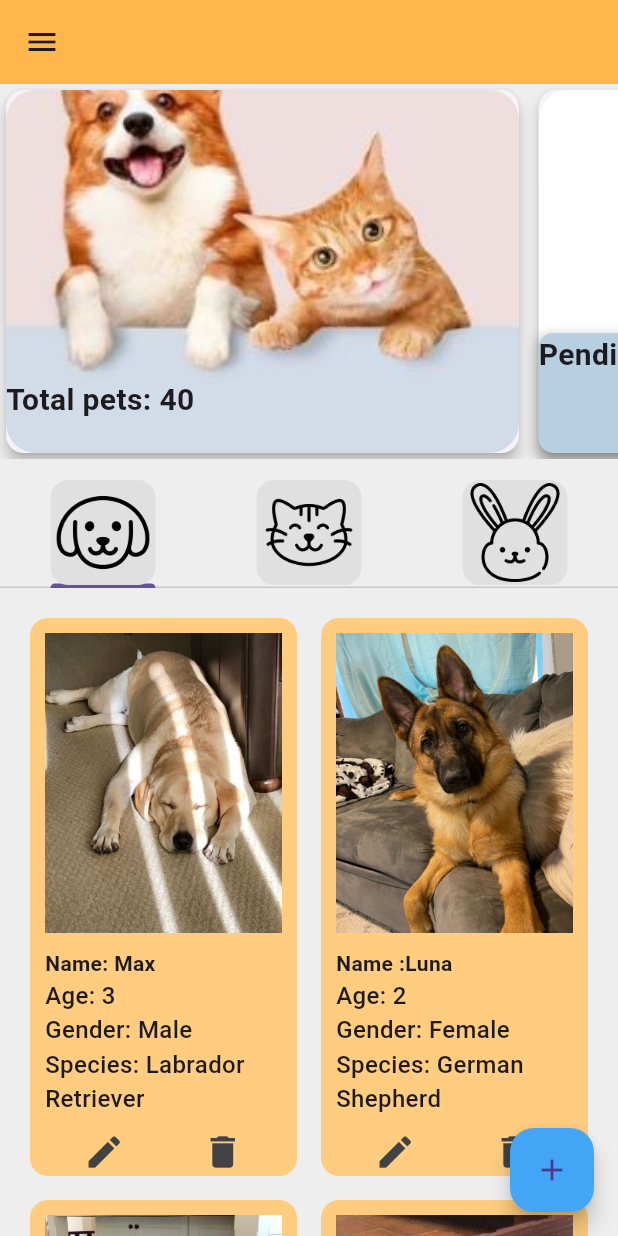
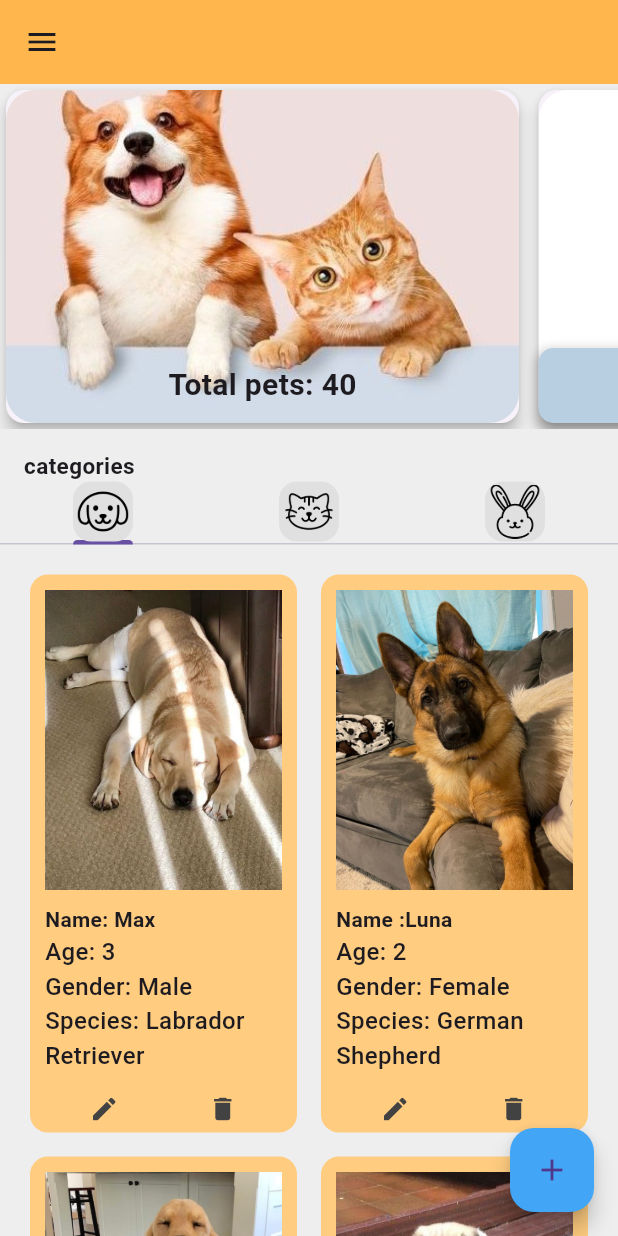
Before and after one commit to kalkidanteklay/flutter-2024-proj, a Flutter app: the screen it shows after launch, on a phone screen of 412 x 824 dp. Run offline on Flutter 3.47's test engine with Material 3 defaults, Android fonts, the phone set to English and light mode, and no system bars.

```diff
--- a/flutter_pet_pal/lib/presentation/screens/admin.dart
+++ b/flutter_pet_pal/lib/presentation/screens/admin.dart
@@ -3,7 +3,7 @@ import 'FormScreen.dart';
 import 'package:flutter_pet_pal/presentation/widgets/admin_tabs/admin_bunny_tab.dart';
 import 'package:flutter_pet_pal/presentation/widgets/admin_tabs/admin_cats_tab.dart';
 import 'package:flutter_pet_pal/presentation/widgets/admin_tabs/admin_dogs_tab.dart';
-import 'package:flutter_pet_pal/presentation/widgets/my_tab.dart';
+import 'package:flutter_pet_pal/presentation/widgets/admin_tab.dart';
 
 void main() {
   runApp(const MaterialApp(
@@ -87,7 +87,7 @@ class _AdminPageState extends State<AdminPage> {
         children: [
        Container(
       width: 350,
-                    height: 250,
+                    height: 230,
                     child: Card(
                       elevation: 4.0,
                       child: Stack(
@@ -98,22 +98,24 @@ class _AdminPageState extends State<AdminPage> {
                             decoration: BoxDecoration(
                               borderRadius: BorderRadius.circular(20.0),
                               image: const DecorationImage(
-                                image: AssetImage('lib/images/cat5.jpg'),
+                                image: AssetImage('lib/images/totals.jpg'),
                                 fit: BoxFit.cover,
+                                alignment: Alignment.topCenter,
                               ),
                             ),
                             alignment: Alignment.bottomCenter,
                           ),
-                          Container(
-                            width: 350,
+                          Container(width: 350,
                             height: 50,
-                            child: Text(
+                            child:Center(child:
+                            Text(
                               'Total pets: 40',
                               style: TextStyle(
                                 fontSize: 20.0,
                                 fontWeight: FontWeight.bold,
                               ),
                             ),
+                            )
                           ),
                         ],
                       ),
@@ -122,7 +124,7 @@ class _AdminPageState extends State<AdminPage> {
                   SizedBox(width: 5.0),
                   Container(
                     width: 350,
-                    height: 250,
+                    height: 230,
                     child: Card(
                       elevation: 4.0,
                       child: Stack(
@@ -130,7 +132,7 @@ class _AdminPageState extends State<AdminPage> {
                         children: [
                           Container(
                             width: 350,
-                            height: 250,
+                            height: 230,
                             padding: EdgeInsets.all(50),
                             decoration: BoxDecoration(
                               borderRadius: BorderRadius.circular(20.0),
@@ -143,7 +145,7 @@ class _AdminPageState extends State<AdminPage> {
                           ),
                           Container(
                             width: 350,
-                            height: 80,
+                            height: 50,
                             decoration: BoxDecoration(
                               borderRadius: BorderRadius.circular(10.0),
                               color: Color.fromARGB(255, 184, 207, 226),
@@ -156,12 +158,14 @@ class _AdminPageState extends State<AdminPage> {
                                 ),
                               ],
                             ),
-                            child: Text(
+                            child: Center(child:
+                            Text(
                               'Pending Approvals: 3',
                               style: TextStyle(
                                 fontSize: 20.0,
                                 fontWeight: FontWeight.bold,
                               ),
+                            ),
                             ),
                           ),
                         ],
@@ -172,6 +176,7 @@ class _AdminPageState extends State<AdminPage> {
               ),
             ),
             SizedBox(height: 14),
+            Text('    categories', style:TextStyle(fontWeight: FontWeight.bold, fontSize: 15.0)),
             // Tab bar
             TabBar(tabs: myTabs),
             // Tab bar view
--- /dev/null
+++ b/flutter_pet_pal/lib/presentation/widgets/admin_tab.dart
@@ -0,0 +1,25 @@
+import 'package:flutter/material.dart';
+
+class MyTab extends StatelessWidget {
+  final String iconPath;
+
+  const MyTab({
+    super.key,
+    required this.iconPath,
+  });
+
+  @override
+  Widget build(BuildContext context) {
+    return Tab(
+      height: 40,
+      child: Container(
+          padding: EdgeInsets.all(2),
+          decoration: BoxDecoration(
+              color: Colors.grey[300], borderRadius: BorderRadius.circular(12)),
+          child: Image.asset(
+            iconPath,
+            color: Colors.black,
+          )),
+    );
+  }
+}
--- a/flutter_pet_pal/lib/presentation/widgets/admin_tiles.dart
+++ b/flutter_pet_pal/lib/presentation/widgets/admin_tiles.dart
@@ -36,19 +36,7 @@ class AllTile extends StatelessWidget {
                 height: 200,
                 fit: BoxFit.fill,
               ),
-            //   Positioned(
-            //       bottom: 2,
-            //       left: 3,
-            //       right: 3,
-            //       child: MyButton(
-            //         text: 'Adopt Me',
-            //         onTap: () {
-            //           Navigator.pushNamed(context, '/form_page');
-            //         },
-            //         height: 40,
-            //         width: 60,
-            //         myColor: Color.fromRGBO(255, 184, 77, 0.525),
-            //       ))
+
             ]),
 
             //name
@@ -93,7 +81,7 @@ class AllTile extends StatelessWidget {
                   icon: Icon(
                     Icons.edit,
                     color: Colors.grey[800],
-                    size: 28,
+                    size: 20,
                   ),
                   onPressed: () {},
 
@@ -102,7 +90,7 @@ class AllTile extends StatelessWidget {
                   icon: Icon(
                     Icons.delete,
                     color: Colors.grey[800],
-                    size: 28,
+                    size: 20,
                   ),
                   onPressed: () {},
 
```
Also changed, not shown: flutter_pet_pal/lib/images/totals.jpg (added).
